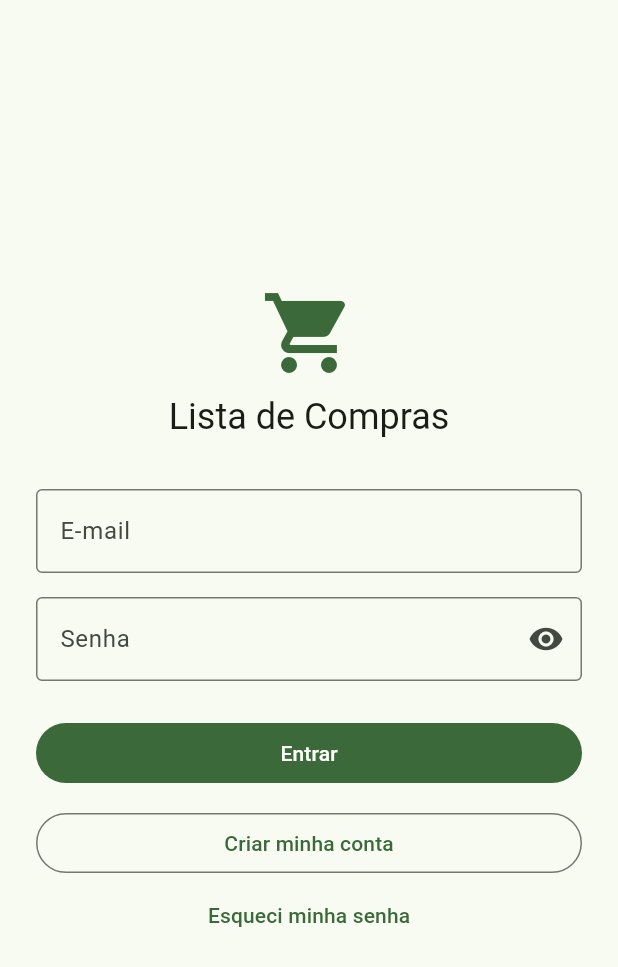
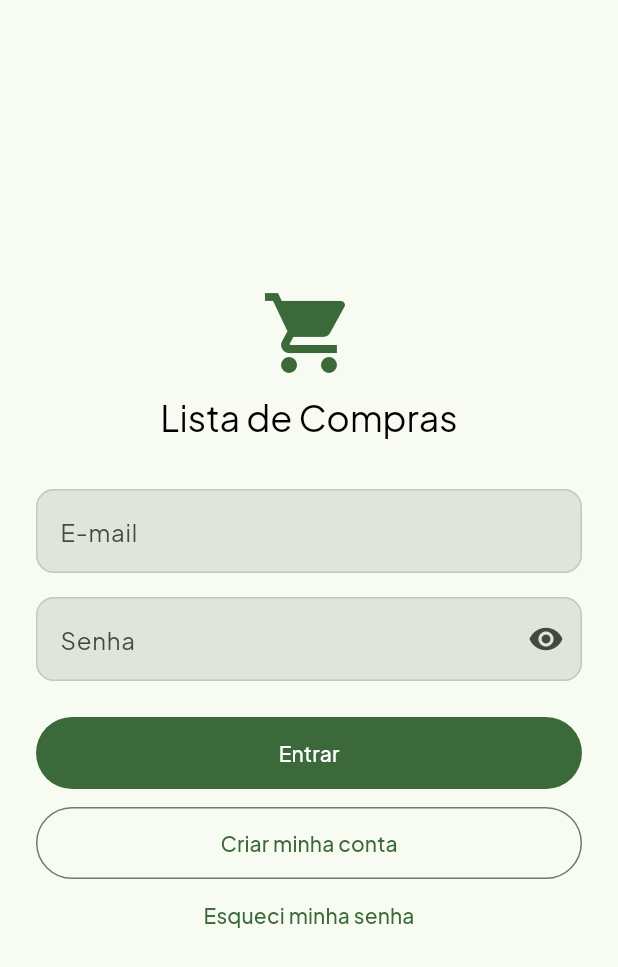
Before and after one commit to oliverlucasfer/listacompras, a Flutter app: the screen it shows after launch, on a phone screen of 412 x 824 dp. Shown: the top 967 px of the screen. Run offline on Flutter 3.47's test engine with Material 3 defaults, Android fonts, the phone set to English and light mode, and no system bars; our stand-ins replace app_links, connectivity_plus, drift, flutter_riverpod, go_router, package_info_plus and 4 more; accounts and stored records are empty; generated files the repository leaves out were written again.

Commit message:
F8-T02: AppTheme Material 3 Expressive e cores semanticas (RNF-06)

```diff
--- /dev/null
+++ b/lib/core/theme/app_semantic_colors.dart
@@ -0,0 +1,131 @@
+import 'package:flutter/material.dart';
+
+import 'tokens/app_colors.dart';
+
+/// Cores semânticas ausentes no ColorScheme do M3 (doc 15 §2).
+@immutable
+class AppSemanticColors extends ThemeExtension<AppSemanticColors> {
+  const AppSemanticColors({
+    required this.success,
+    required this.onSuccess,
+    required this.successContainer,
+    required this.onSuccessContainer,
+    required this.warning,
+    required this.onWarning,
+    required this.warningContainer,
+    required this.onWarningContainer,
+    required this.info,
+    required this.onInfo,
+    required this.infoContainer,
+    required this.onInfoContainer,
+  });
+
+  final Color success;
+  final Color onSuccess;
+  final Color successContainer;
+  final Color onSuccessContainer;
+  final Color warning;
+  final Color onWarning;
+  final Color warningContainer;
+  final Color onWarningContainer;
+  final Color info;
+  final Color onInfo;
+  final Color infoContainer;
+  final Color onInfoContainer;
+
+  static const claro = AppSemanticColors(
+    success: AppColors.successClaro,
+    onSuccess: AppColors.onSuccessClaro,
+    successContainer: AppColors.successContainerClaro,
+    onSuccessContainer: AppColors.onSuccessContainerClaro,
+    warning: AppColors.warningClaro,
+    onWarning: AppColors.onWarningClaro,
+    warningContainer: AppColors.warningContainerClaro,
+    onWarningContainer: AppColors.onWarningContainerClaro,
+    info: AppColors.infoClaro,
+    onInfo: AppColors.onInfoClaro,
+    infoContainer: AppColors.infoContainerClaro,
+    onInfoContainer: AppColors.onInfoContainerClaro,
+  );
+
+  static const escuro = AppSemanticColors(
+    success: AppColors.successEscuro,
+    onSuccess: AppColors.onSuccessEscuro,
+    successContainer: AppColors.successContainerEscuro,
+    onSuccessContainer: AppColors.onSuccessContainerEscuro,
+    warning: AppColors.warningEscuro,
+    onWarning: AppColors.onWarningEscuro,
+    warningContainer: AppColors.warningContainerEscuro,
+    onWarningContainer: AppColors.onWarningContainerEscuro,
+    info: AppColors.infoEscuro,
+    onInfo: AppColors.onInfoEscuro,
+    infoContainer: AppColors.infoContainerEscuro,
+    onInfoContainer: AppColors.onInfoContainerEscuro,
+  );
+
+  @override
+  AppSemanticColors copyWith({
+    Color? success,
+    Color? onSuccess,
+    Color? successContainer,
+    Color? onSuccessContainer,
+    Color? warning,
+    Color? onWarning,
+    Color? warningContainer,
+    Color? onWarningContainer,
+    Color? info,
+    Color? onInfo,
+    Color? infoContainer,
+    Color? onInfoContainer,
+  }) {
+    return AppSemanticColors(
+      success: success ?? this.success,
+      onSuccess: onSuccess ?? this.onSuccess,
+      successContainer: successContainer ?? this.successContainer,
+      onSuccessContainer: onSuccessContainer ?? this.onSuccessContainer,
+      warning: warning ?? this.warning,
+      onWarning: onWarning ?? this.onWarning,
+      warningContainer: warningContainer ?? this.warningContainer,
+      onWarningContainer: onWarningContainer ?? this.onWarningContainer,
+      info: info ?? this.info,
+      onInfo: onInfo ?? this.onInfo,
+      infoContainer: infoContainer ?? this.infoContainer,
+      onInfoContainer: onInfoContainer ?? this.onInfoContainer,
+    );
+  }
+
+  @override
+  AppSemanticColors lerp(ThemeExtension<AppSemanticColors>? other, double t) {
+    if (other is! AppSemanticColors) return this;
+    return AppSemanticColors(
+      success: Color.lerp(success, other.success, t)!,
+      onSuccess: Color.lerp(onSuccess, other.onSuccess, t)!,
+      successContainer: Color.lerp(
+        successContainer,
+        other.successContainer,
+        t,
+      )!,
+      onSuccessContainer: Color.lerp(
+        onSuccessContainer,
+        other.onSuccessContainer,
+        t,
+      )!,
+      warning: Color.lerp(warning, other.warning, t)!,
+      onWarning: Color.lerp(onWarning, other.onWarning, t)!,
+      warningContainer: Color.lerp(
+        warningContainer,
+        other.warningContainer,
+        t,
+      )!,
+      onWarningContainer: Color.lerp(
+        onWarningContainer,
+        other.onWarningContainer,
+        t,
+      )!,
+      info: Color.lerp(info, other.info, t)!,
+      onInfo: Color.lerp(onInfo, other.onInfo, t)!,
+      infoContainer: Color.lerp(infoContainer, other.infoContainer, t)!,
+      onInfoContainer: Color.lerp(onInfoContainer, other.onInfoContainer, t)!,
+    );
+  }
+}
--- a/lib/core/theme/app_theme.dart
+++ b/lib/core/theme/app_theme.dart
@@ -1,25 +1,117 @@
 import 'package:flutter/material.dart';
 
-/// Tema do app (doc 05 §7): Material 3 + ColorScheme.fromSeed,
-/// claro e escuro automáticos (seguem o sistema).
-class AppTheme {
-  AppTheme._();
+import 'app_semantic_colors.dart';
+import 'tokens/app_colors.dart';
+import 'tokens/app_elevation.dart';
+import 'tokens/app_radius.dart';
+import 'tokens/app_spacing.dart';
+import 'tokens/app_typography.dart';
 
-  static const _seed = Color(0xFF2E7D32); // verde: compras/mercado
+/// Tema do app (doc 15 §2): Material 3 Expressive, claro/escuro com paridade.
+abstract final class AppTheme {
+  static ThemeData get claro =>
+      _base(Brightness.light, AppSemanticColors.claro);
 
-  static ThemeData get light => _base(Brightness.light);
+  static ThemeData get escuro =>
+      _base(Brightness.dark, AppSemanticColors.escuro);
 
-  static ThemeData get dark => _base(Brightness.dark);
-
-  static ThemeData _base(Brightness brightness) {
+  static ThemeData _base(Brightness brightness, AppSemanticColors semanticas) {
     final scheme = ColorScheme.fromSeed(
-      seedColor: _seed,
+      seedColor: AppColors.seed,
       brightness: brightness,
     );
+    final texto = AppTypography.textTheme;
+    const botaoShape = RoundedRectangleBorder(
+      borderRadius: AppRadius.fullTodos,
+    );
+
     return ThemeData(
       useMaterial3: true,
       colorScheme: scheme,
+      textTheme: texto,
+      scaffoldBackgroundColor: scheme.surface,
       visualDensity: VisualDensity.adaptivePlatformDensity,
+      extensions: <ThemeExtension<dynamic>>[semanticas],
+      appBarTheme: AppBarThemeData(
+        backgroundColor: scheme.surface,
+        foregroundColor: scheme.onSurface,
+        elevation: AppElevation.nivel0,
+        scrolledUnderElevation: AppElevation.nivel2,
+        centerTitle: false,
+        titleTextStyle: texto.titleLarge?.copyWith(color: scheme.onSurface),
+      ),
+      cardTheme: CardThemeData(
+        elevation: AppElevation.nivel1,
+        color: scheme.surfaceContainerLow,
+        margin: EdgeInsets.zero,
+        clipBehavior: Clip.antiAlias,
+        shape: const RoundedRectangleBorder(borderRadius: AppRadius.lgTodos),
+      ),
+      inputDecorationTheme: InputDecorationThemeData(
+        filled: true,
+        fillColor: scheme.surfaceContainerHighest,
+        border: const OutlineInputBorder(borderRadius: AppRadius.mdTodos),
+        enabledBorder: OutlineInputBorder(
+          borderRadius: AppRadius.mdTodos,
+          borderSide: BorderSide(color: scheme.outlineVariant),
+        ),
+        focusedBorder: OutlineInputBorder(
+          borderRadius: AppRadius.mdTodos,
+          borderSide: BorderSide(color: scheme.primary, width: 2),
+        ),
+      ),
+      filledButtonTheme: FilledButtonThemeData(
+        style: FilledButton.styleFrom(
+          shape: botaoShape,
+          minimumSize: const Size(0, 48),
+          padding: const EdgeInsets.symmetric(horizontal: AppSpacing.lg),
+        ),
+      ),
+      outlinedButtonTheme: OutlinedButtonThemeData(
+        style: OutlinedButton.styleFrom(
+          shape: botaoShape,
+          minimumSize: const Size(0, 48),
+          padding: const EdgeInsets.symmetric(horizontal: AppSpacing.lg),
+        ),
+      ),
+      textButtonTheme: TextButtonThemeData(
+        style: TextButton.styleFrom(minimumSize: const Size(0, 48)),
+      ),
+      floatingActionButtonTheme: FloatingActionButtonThemeData(
+        shape: const RoundedRectangleBorder(borderRadius: AppRadius.lgTodos),
+      ),
+      chipTheme: ChipThemeData(
+        shape: const StadiumBorder(),
+        side: BorderSide(color: scheme.outlineVariant),
+      ),
+      bottomSheetTheme: const BottomSheetThemeData(
+        showDragHandle: true,
+        shape: RoundedRectangleBorder(
+          borderRadius: BorderRadius.vertical(
+            top: Radius.circular(AppRadius.xxl),
+          ),
+        ),
+      ),
+      dialogTheme: const DialogThemeData(
+        shape: RoundedRectangleBorder(borderRadius: AppRadius.xxlTodos),
+      ),
+      snackBarTheme: const SnackBarThemeData(
+        behavior: SnackBarBehavior.floating,
+        shape: RoundedRectangleBorder(borderRadius: AppRadius.mdTodos),
+      ),
+      listTileTheme: const ListTileThemeData(minVerticalPadding: AppSpacing.sm),
+      navigationBarTheme: NavigationBarThemeData(
+        backgroundColor: scheme.surface,
+        elevation: AppElevation.nivel2,
+      ),
+      dividerTheme: DividerThemeData(
+        color: scheme.outlineVariant,
+        space: AppSpacing.xl,
+      ),
+      checkboxTheme: CheckboxThemeData(
+        shape: const RoundedRectangleBorder(borderRadius: AppRadius.smTodos),
+      ),
+      progressIndicatorTheme: ProgressIndicatorThemeData(color: scheme.primary),
     );
   }
 }
--- a/lib/main.dart
+++ b/lib/main.dart
@@ -60,8 +60,8 @@ class ListaComprasApp extends ConsumerWidget {
     final router = ref.watch(routerProvider);
     return MaterialApp.router(
       title: AppStrings.appNome,
-      theme: AppTheme.light,
-      darkTheme: AppTheme.dark,
+      theme: AppTheme.claro,
+      darkTheme: AppTheme.escuro,
       routerConfig: router,
       debugShowCheckedModeBanner: false,
     );
```
Also changed, not shown: 1 other file.
